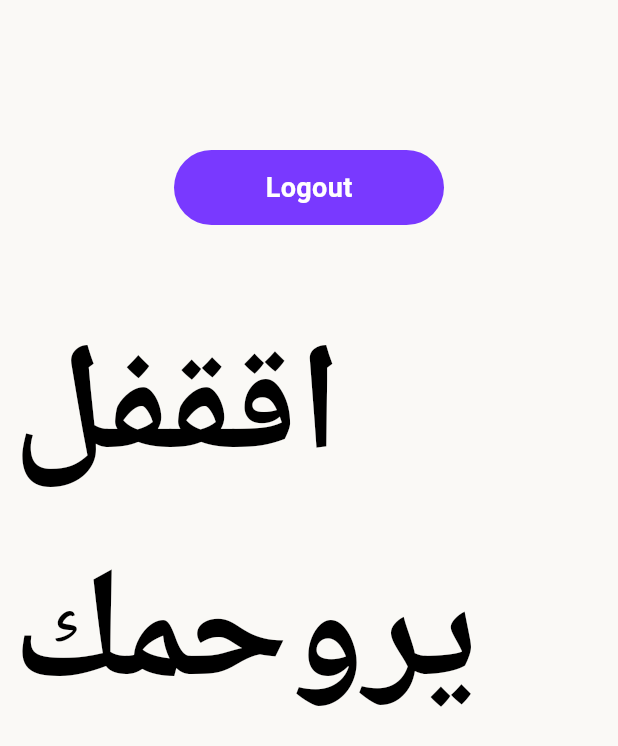
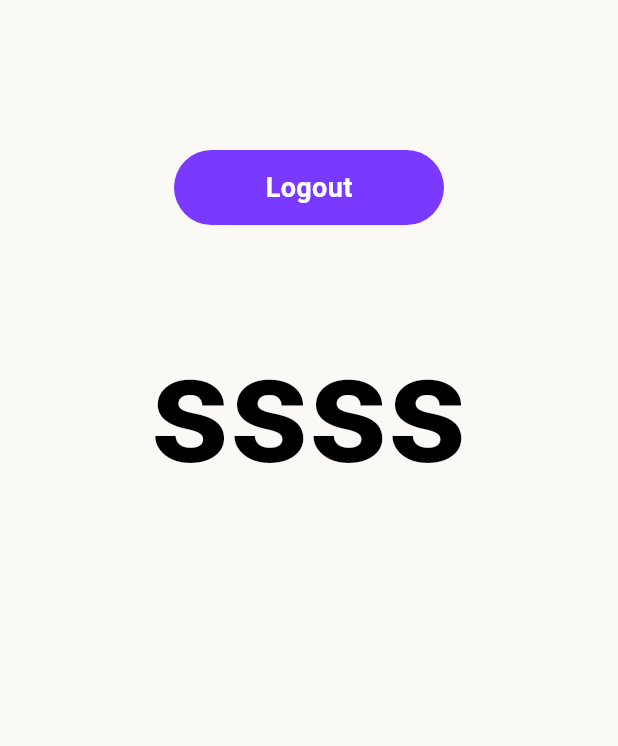
Before and after one commit to YassinMohsen/project46, a Flutter app: the SecondScreen screen opened directly, on a phone screen of 412 x 824 dp. Shown: the top 746 px of the screen. Run offline on Flutter 3.47's test engine with Material 3 defaults, Android fonts, the phone set to English and light mode, and no system bars.

Commit message:
Initial commit

```diff
--- a/lib/Screens/second_screen.dart
+++ b/lib/Screens/second_screen.dart
@@ -25,7 +25,7 @@ class SecondScreen extends StatelessWidget {
               },
             ),
             Container(height: 50,),
-             Text('اققفل يروحمك',
+           Text("ssss",
                 style: TextStyle(
                   fontSize: 102,
                   fontWeight: FontWeight.bold,
```
Also changed, not shown: 5 other files.
